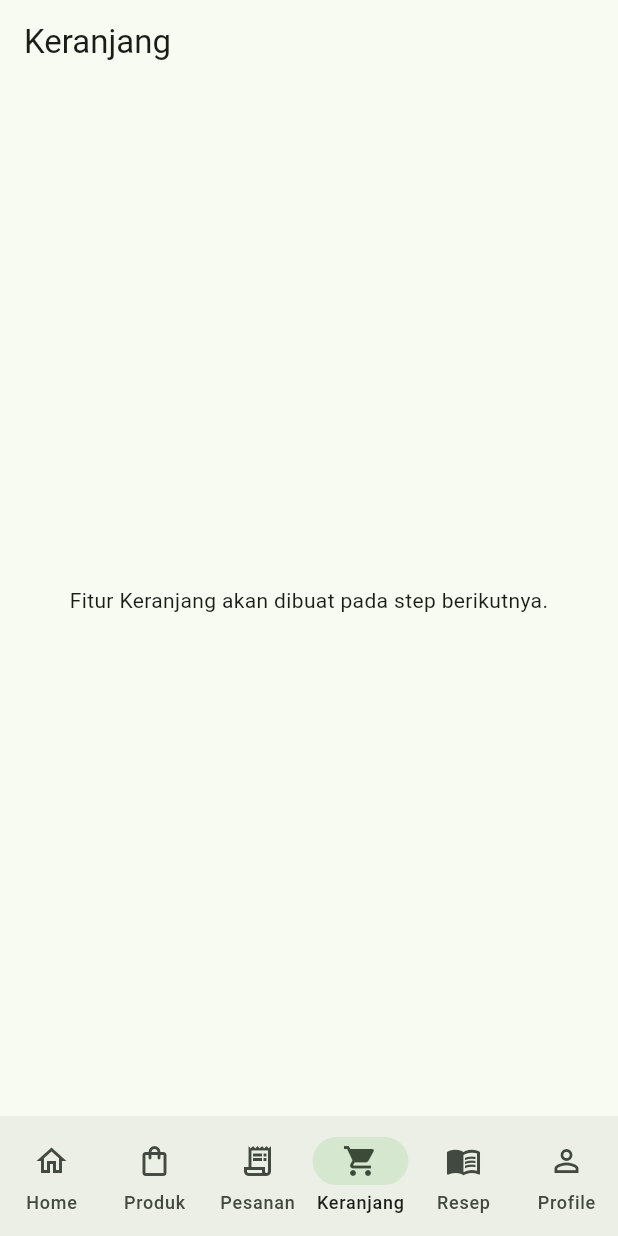
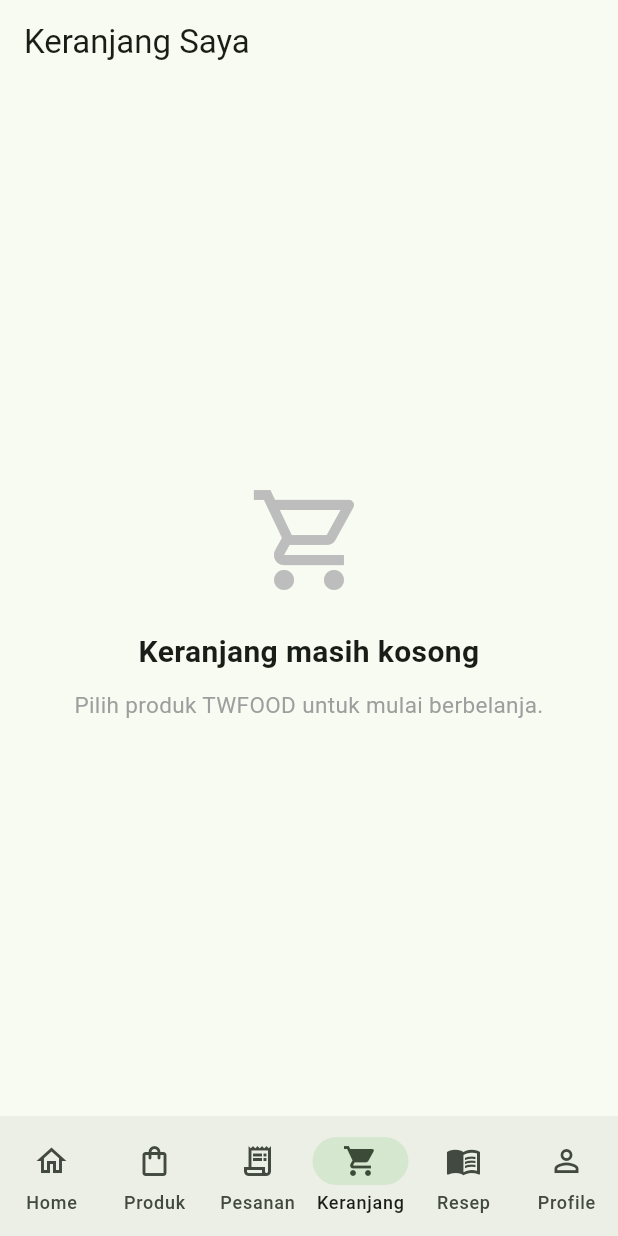
Before and after one commit to bimo-abi/flutter_twfood, a Flutter app: the HomePelangganPage screen opened directly, item 4 of the bottom bar chosen, on a phone screen of 412 x 824 dp. Run offline on Flutter 3.47's test engine with Material 3 defaults, Android fonts, the phone set to English and light mode, and no system bars; our stand-ins replace flutter_secure_storage; accounts and stored records are empty; network calls fail.

Commit message:
on progress keranjang

```diff
--- /dev/null
+++ b/lib/models/cart_item.dart
@@ -0,0 +1,28 @@
+import 'product.dart';
+
+class CartItem {
+  final Product product;
+  final ProductVariant variant;
+  final ProductPrice price;
+  int quantity;
+
+  CartItem({
+    required this.product,
+    required this.variant,
+    required this.price,
+    this.quantity = 1,
+  });
+//perhitungan subtotal harga berdasarkan quantity dan harga produk
+  int get subtotal => price.harga * quantity;
+
+  CartItem copyWith({
+    int? quantity,
+  }) {
+    return CartItem(
+      product: product,
+      variant: variant,
+      price: price,
+      quantity: quantity ?? this.quantity,
+    );
+  }
+}
--- /dev/null
+++ b/lib/pages/pelanggan/cart_page.dart
@@ -0,0 +1,233 @@
+
+import 'package:flutter/material.dart';
+
+import '../../services/cart_service.dart';
+
+class CartPage extends StatefulWidget {
+  const CartPage({super.key});
+
+  @override
+  State<CartPage> createState() => _CartPageState();
+}
+
+class _CartPageState extends State<CartPage> {
+  @override
+  Widget build(BuildContext context) {
+    final items = CartService.items;
+
+    return Scaffold(
+      appBar: AppBar(
+        title: const Text('Keranjang Saya'),
+        automaticallyImplyLeading: false,
+        actions: [
+          if (items.isNotEmpty)
+            IconButton(
+              tooltip: 'Kosongkan keranjang',
+              icon: const Icon(Icons.delete_outline),
+              onPressed: _confirmClearCart,
+            ),
+        ],
+      ),
+      body: items.isEmpty
+          ? _buildEmptyCart()
+          : ListView(
+              padding: const EdgeInsets.all(16),
+              children: [
+                ...items.map(
+                  (item) => Card(
+                    margin: const EdgeInsets.only(bottom: 12),
+                    child: Padding(
+                      padding: const EdgeInsets.all(16),
+                      child: Column(
+                        crossAxisAlignment: CrossAxisAlignment.start,
+                        children: [
+                          Text(
+                            item.product.namaProduk,
+                            style: const TextStyle(
+                              fontSize: 17,
+                              fontWeight: FontWeight.bold,
+                            ),
+                          ),
+                          const SizedBox(height: 6),
+                          Text('Varian: ${item.variant.namaVarian}'),
+                          Text('Jenis harga: ${item.price.jenisHarga}'),
+                          Text(
+                            'Harga satuan: Rp ${item.price.harga}',
+                          ),
+                          const SizedBox(height: 12),
+                          Row(
+                            children: [
+                              IconButton(
+                                onPressed: () {
+                                  _updateQuantity(
+                                    item.variant.idVarian,
+                                    item.price.idDaftarHarga,
+                                    item.quantity - 1,
+                                  );
+                                },
+                                icon: const Icon(
+                                  Icons.remove_circle_outline,
+                                ),
+                              ),
+                              Text(
+                                '${item.quantity}',
+                                style: const TextStyle(
+                                  fontWeight: FontWeight.bold,
+                                ),
+                              ),
+                              IconButton(
+                                onPressed: () {
+                                  _updateQuantity(
+                                    item.variant.idVarian,
+                                    item.price.idDaftarHarga,
+                                    item.quantity + 1,
+                                  );
+                                },
+                                icon: const Icon(
+                                  Icons.add_circle_outline,
+                                ),
+                              ),
+                              const Spacer(),
+                              IconButton(
+                                tooltip: 'Hapus item',
+                                onPressed: () {
+                                  _removeItem(
+                                    item.variant.idVarian,
+                                    item.price.idDaftarHarga,
+                                  );
+                                },
+                                icon: const Icon(
+                                  Icons.delete_outline,
+                                ),
+                              ),
+                            ],
+                          ),
+                          Align(
+                            alignment: Alignment.centerRight,
+                            child: Text(
+                              'Subtotal: Rp ${item.subtotal}',
+                              style: const TextStyle(
+                                fontWeight: FontWeight.bold,
+                              ),
+                            ),
+                          ),
+                        ],
+                      ),
+                    ),
+                  ),
+                ),
+                const SizedBox(height: 8),
+                Card(
+                  child: Padding(
+                    padding: const EdgeInsets.all(16),
+                    child: Row(
+                      mainAxisAlignment: MainAxisAlignment.spaceBetween,
+                      children: [
+                        const Text(
+                          'Total',
+                          style: TextStyle(
+                            fontSize: 18,
+                            fontWeight: FontWeight.bold,
+                          ),
+                        ),
+                        Text(
+                          'Rp ${CartService.totalPrice}',
+                          style: const TextStyle(
+                            fontSize: 18,
+                            fontWeight: FontWeight.bold,
+                          ),
+                        ),
+                      ],
+                    ),
+                  ),
+                ),
+              ],
+            ),
+    );
+  }
+
+  Widget _buildEmptyCart() {
+    return Center(
+      child: Padding(
+        padding: const EdgeInsets.all(24),
+        child: Column(
+          mainAxisAlignment: MainAxisAlignment.center,
+          children: [
+            Icon(
+              Icons.shopping_cart_outlined,
+              size: 80,
+              color: Colors.grey.shade400,
+            ),
+            const SizedBox(height: 20),
+            const Text(
+              'Keranjang masih kosong',
+              style: TextStyle(
+                fontSize: 20,
+                fontWeight: FontWeight.bold,
+              ),
+              textAlign: TextAlign.center,
+            ),
+            const SizedBox(height: 10),
+            const Text(
+              'Pilih produk TWFOOD untuk mulai berbelanja.',
+              style: TextStyle(
+                fontSize: 15,
+                color: Colors.grey,
+              ),
+              textAlign: TextAlign.center,
+            ),
+          ],
+        ),
+      ),
+    );
+  }
+
+  void _updateQuantity(int variantId, int priceId, int quantity) {
+    setState(() {
+      CartService.updateQuantity(
+        variantId: variantId,
+        priceId: priceId,
+        quantity: quantity,
+      );
+    });
+  }
+
+  void _removeItem(int variantId, int priceId) {
+    setState(() {
+      CartService.removeItem(
+        variantId: variantId,
+        priceId: priceId,
+      );
+    });
+
+    ScaffoldMessenger.of(context).showSnackBar(
+      const SnackBar(content: Text('Item dihapus dari keranjang.')),
+    );
+  }
+
+  Future<void> _confirmClearCart() async {
+    final confirmed = await showDialog<bool>(
+      context: context,
+      builder: (dialogContext) => AlertDialog(
+        title: const Text('Kosongkan keranjang?'),
+        content: const Text(
+          'Semua item dalam keranjang akan dihapus.',
+        ),
+        actions: [
+          TextButton(
+            onPressed: () => Navigator.pop(dialogContext, false),
+            child: const Text('Batal'),
+          ),
+          FilledButton(
+            onPressed: () => Navigator.pop(dialogContext, true),
+            child: const Text('Kosongkan'),
+          ),
+        ],
+      ),
+    );
+
+    if (confirmed == true && mounted) {
+      setState(CartService.clear);
+    }
+  }
+}
--- a/lib/pages/pelanggan/home_pelanggan_page.dart
+++ b/lib/pages/pelanggan/home_pelanggan_page.dart
@@ -8,6 +8,7 @@ import 'outlet_page.dart';
 import 'product_page.dart';
 import 'profile_page.dart';
 import 'recipe_page.dart';
+import 'cart_page.dart';
 
 class HomePelangganPage extends StatefulWidget {
   const HomePelangganPage({super.key});
@@ -74,7 +75,7 @@ class _HomePelangganPageState extends State<HomePelangganPage> {
           _buildHomeContent(),
           const ProductPage(),
           const PesananPlaceholderPage(),
-          const KeranjangPlaceholderPage(),
+          const CartPage(),
           const RecipePage(),
           const ProfilePage(),
         ],
--- /dev/null
+++ b/lib/services/cart_service.dart
@@ -0,0 +1,65 @@
+import '../models/cart_item.dart';
+
+class CartService {
+  CartService._();
+
+  static final List<CartItem> _items = [];
+
+  static List<CartItem> get items =>
+      List.unmodifiable(_items);
+
+  static int get totalItems =>
+      _items.fold(0, (total, item) => total + item.quantity);
+
+  static int get totalPrice =>
+      _items.fold(0, (total, item) => total + item.subtotal);
+
+  static void addItem(CartItem newItem) {
+    final index = _items.indexWhere(
+      (item) =>
+          item.variant.idVarian == newItem.variant.idVarian &&
+          item.price.idDaftarHarga == newItem.price.idDaftarHarga,
+    );
+
+    if (index != -1) {
+      _items[index].quantity += newItem.quantity;
+    } else {
+      _items.add(newItem);
+    }
+  }
+
+  static void updateQuantity({
+    required int variantId,
+    required int priceId,
+    required int quantity,
+  }) {
+    final index = _items.indexWhere(
+      (item) =>
+          item.variant.idVarian == variantId &&
+          item.price.idDaftarHarga == priceId,
+    );
+
+    if (index == -1) return;
+
+    if (quantity <= 0) {
+      _items.removeAt(index);
+    } else {
+      _items[index].quantity = quantity;
+    }
+  }
+
+  static void removeItem({
+    required int variantId,
+    required int priceId,
+  }) {
+    _items.removeWhere(
+      (item) =>
+          item.variant.idVarian == variantId &&
+          item.price.idDaftarHarga == priceId,
+    );
+  }
+
+  static void clear() {
+    _items.clear();
+  }
+}
```
